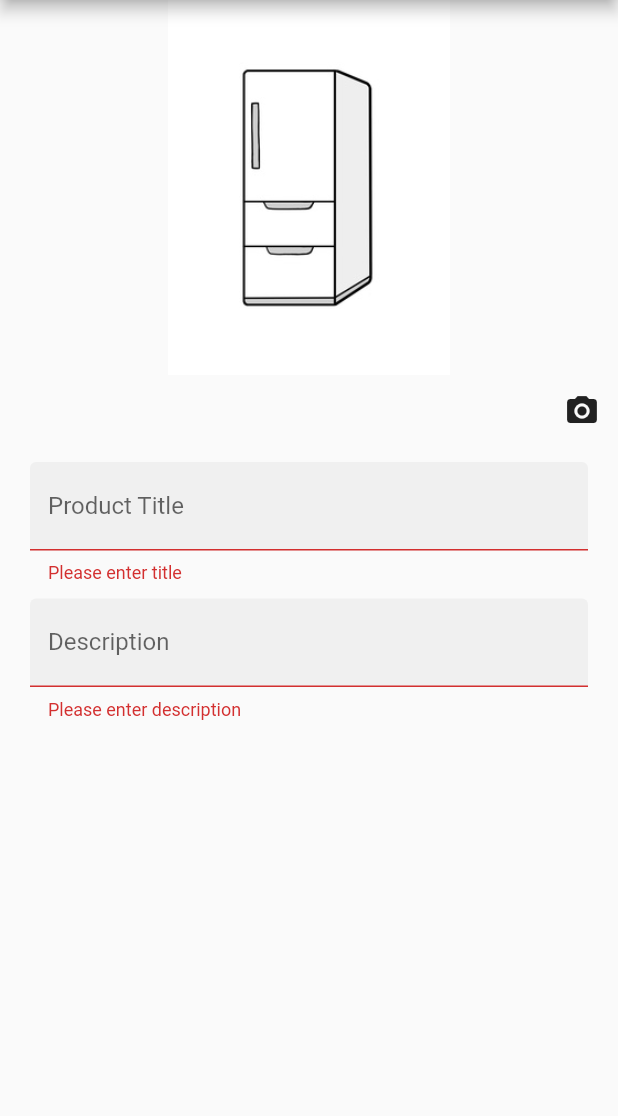
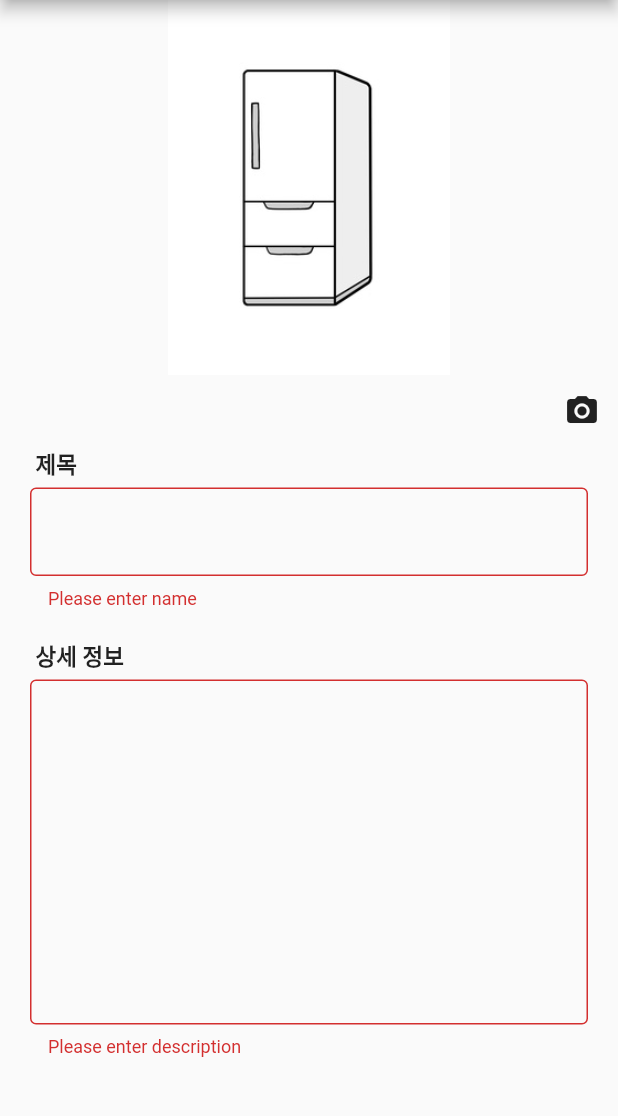
Before and after one commit to yeonyaily/smart_refrigerator, a Flutter app: the FeedAdd screen opened directly, after a tap on "Save", on a phone screen of 412 x 824 dp, the part 84-1200 px from its top. Run offline on Flutter 3.47's test engine with Material 2 defaults, Android fonts, the light colour scheme and no system bars; our stand-ins replace animated_theme_switcher, cloud_firestore, firebase_auth, firebase_core, firebase_storage, google_sign_in and 2 more; accounts and stored records are empty.

Commit message:
YJ/0605/design&bottom

```diff
--- a/lib/views/feed/addFe.dart
+++ b/lib/views/feed/addFe.dart
@@ -116,27 +116,41 @@ class _FeedAddState extends State<FeedAdd> {
                       );
                     }),
               ),
-              SizedBox(
-                height: 10,
-              ),
               Container(
                 padding: EdgeInsets.symmetric(horizontal: 20),
                 child: Column(
+                  crossAxisAlignment: CrossAxisAlignment.start,
                   children: [
+                    Text(
+                      ' 제목',
+                      style: TextStyle(
+                          fontSize: 15,
+                          fontWeight: FontWeight.bold),
+                    ),
+                    SizedBox(height: 5),
                     TextFormField(
                       validator: (value) {
                         if (value == null || value.isEmpty) {
-                          return 'Please enter title';
+                          return 'Please enter name';
                         }
                         return null;
                       },
                       controller: _titleController,
                       decoration: InputDecoration(
-                        filled: true,
-                        labelText: 'Product Title',
+                        border: OutlineInputBorder(),
+                        focusedBorder: OutlineInputBorder(
+                            borderSide: BorderSide(
+                                color: Colors.pinkAccent[100])),
                       ),
                     ),
-                    SizedBox(height: 10),
+                    SizedBox(height: 20),
+                    Text(
+                      ' 상세 정보',
+                      style: TextStyle(
+                          fontSize: 15,
+                          fontWeight: FontWeight.bold),
+                    ),
+                    SizedBox(height: 5),
                     TextFormField(
                       validator: (value) {
                         if (value == null || value.isEmpty) {
@@ -145,9 +159,12 @@ class _FeedAddState extends State<FeedAdd> {
                         return null;
                       },
                       controller: _descriptionController,
+                      maxLines: 10,
                       decoration: InputDecoration(
-                        filled: true,
-                        labelText: 'Description',
+                        border: OutlineInputBorder(),
+                        focusedBorder: OutlineInputBorder(
+                            borderSide: BorderSide(
+                                color: Colors.pinkAccent[100])),
                       ),
                     ),
                   ],
```
Also changed, not shown: lib/home.dart (+42 -14 lines), lib/views/every/every.dart (+75 -49 lines), lib/views/feed/detailFe.dart (+11 -9 lines), lib/views/feed/feed.dart (+30 -44 lines), lib/views/feed/updateFe.dart (+29 -12 lines).
